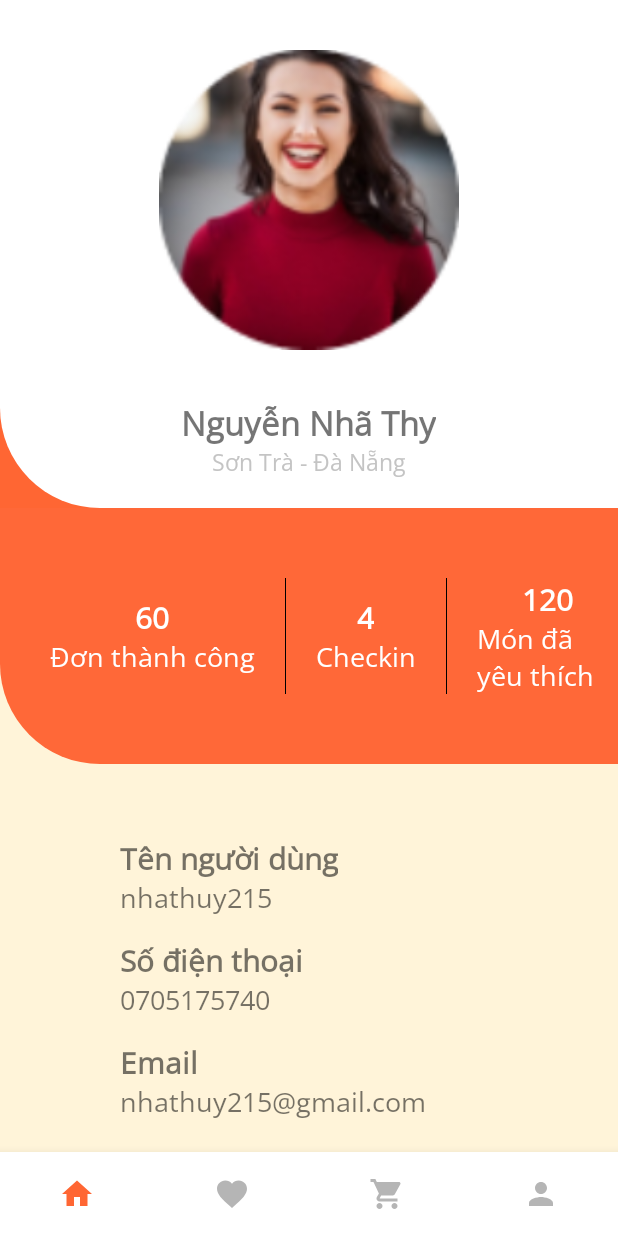
After one commit to duongmien/Android_Food_Order_App, an Android app: the layout activity_thong_tin_ca_nhan.xml on its own in the app's theme, with its tools: preview values and no code run, on a phone screen of 412 x 824 dp. The commit adds this screen. Run offline under Robolectric (Android 15) with nearby library versions, the phone set to English and light mode, and no system bars.

Commit message:
Mien update gio hang, dinh dang tien, ttcn

```diff
--- a/app/src/main/java/com/myfistapp/food_order_app/Activity/GioHang.java
+++ b/app/src/main/java/com/myfistapp/food_order_app/Activity/GioHang.java
@@ -1,9 +1,4 @@
 package com.myfistapp.food_order_app.Activity;
-
-import androidx.annotation.NonNull;
-import androidx.appcompat.app.AppCompatActivity;
-import androidx.recyclerview.widget.LinearLayoutManager;
-import androidx.recyclerview.widget.RecyclerView;
 
 import android.content.Intent;
 import android.os.Bundle;
@@ -15,12 +10,19 @@ import android.widget.RelativeLayout;
 import android.widget.TextView;
 import android.widget.Toast;
 
+import androidx.annotation.NonNull;
+import androidx.appcompat.app.AppCompatActivity;
+import androidx.recyclerview.widget.LinearLayoutManager;
+import androidx.recyclerview.widget.RecyclerView;
+
 import com.google.android.material.bottomnavigation.BottomNavigationView;
 import com.google.android.material.navigation.NavigationBarView;
 import com.myfistapp.food_order_app.Adapter.GioHangAdapter;
+import com.myfistapp.food_order_app.Helper.ManagementCart;
 import com.myfistapp.food_order_app.Interface.ChangeNumberItemsListener;
-import com.myfistapp.food_order_app.Helper.ManagementCart;
 import com.myfistapp.food_order_app.R;
+
+import java.text.DecimalFormat;
 
 public class GioHang extends AppCompatActivity {
 
@@ -73,7 +75,10 @@ public class GioHang extends AppCompatActivity {
             }
         });
     }
-
+    public static String currencyFormat(Double amount) {
+        DecimalFormat formatter = new DecimalFormat("###,###,###");
+        return formatter.format((amount));
+    }
     private void initList() {
         LinearLayoutManager linearLayoutManager = new LinearLayoutManager(this, LinearLayoutManager.VERTICAL, false);
         recyclerViewList.setLayoutManager(linearLayoutManager);
@@ -134,7 +139,7 @@ public class GioHang extends AppCompatActivity {
     private void calculateCard() {
 
         tongsanpham.setText("Tổng "+managementCart.getTotalItems()+" sản phẩm" );
-        tongtien.setText(managementCart.getTotalFee()+"đ");
+        tongtien.setText(currencyFormat(managementCart.getTotalFee())+ " VNĐ" );
     }
 
     private void initView() {
--- a/app/src/main/java/com/myfistapp/food_order_app/Activity/SanPham.java
+++ b/app/src/main/java/com/myfistapp/food_order_app/Activity/SanPham.java
@@ -13,6 +13,8 @@ import com.bumptech.glide.Glide;
 import com.myfistapp.food_order_app.Class.SanPhamDomain;
 import com.myfistapp.food_order_app.Helper.ManagementCart;
 import com.myfistapp.food_order_app.R;
+
+import java.text.DecimalFormat;
 
 public class SanPham extends AppCompatActivity {
 
@@ -33,7 +35,10 @@ public class SanPham extends AppCompatActivity {
         initView();
         getBundle();
     }
-
+    public static String currencyFormat(String amount) {
+        DecimalFormat formatter = new DecimalFormat("###,###,###");
+        return formatter.format(Double.parseDouble(amount));
+    }
     private void getBundle() {
         object = (SanPhamDomain) getIntent().getSerializableExtra("object");
 
@@ -44,7 +49,7 @@ public class SanPham extends AppCompatActivity {
                 .into(img_sanpham);
 
         txt_tensanpham.setText(object.getTensanpham());
-        txt_giasanpham.setText(object.getGiasanpham()+"đ");
+        txt_giasanpham.setText(currencyFormat(object.getGiasanpham())+" VNĐ");
         txt_danhgia.setText(object.getDanhgiasanpham());
         txt_thoigian.setText(object.getThoigian()+"phút");
         txt_kcal.setText(object.getKcal()+"kacl");
--- /dev/null
+++ b/app/src/main/java/com/myfistapp/food_order_app/Activity/ThongTinCaNhan.java
@@ -0,0 +1,54 @@
+package com.myfistapp.food_order_app.Activity;
+
+import android.content.Intent;
+import android.os.Bundle;
+import android.view.MenuItem;
+import android.widget.Toast;
+
+import androidx.annotation.NonNull;
+import androidx.appcompat.app.AppCompatActivity;
+
+import com.google.android.material.bottomnavigation.BottomNavigationView;
+import com.google.android.material.navigation.NavigationBarView;
+import com.myfistapp.food_order_app.R;
+
+public class ThongTinCaNhan extends AppCompatActivity {
+    private BottomNavigationView bottomNavigationView;
+    @Override
+    protected void onCreate(Bundle savedInstanceState) {
+        super.onCreate(savedInstanceState);
+        setContentView(R.layout.activity_thong_tin_ca_nhan);
+
+        }
+    private void bottomNavigation() {
+        bottomNavigationView = findViewById(R.id.navmenu);
+        bottomNavigationView.setSelectedItemId(R.id.nav_cart);
+        bottomNavigationView.setOnItemSelectedListener(new NavigationBarView.OnItemSelectedListener() {
+            @Override
+            public boolean onNavigationItemSelected(@NonNull MenuItem item) {
+
+                switch (item.getItemId()){
+                    case R.id.nav_home:
+                        startActivity(new Intent(ThongTinCaNhan.this, TrangChu.class));
+                        break;
+
+                    case R.id.nav_favorite:
+                        Toast.makeText(ThongTinCaNhan.this, "Favorite Page", Toast.LENGTH_SHORT).show();
+                        break;
+
+                    case R.id.nav_cart:
+                        Toast.makeText(ThongTinCaNhan.this, "Cart Page", Toast.LENGTH_SHORT).show();
+                        break;
+
+                    case R.id.nav_profile:
+                        Toast.makeText(ThongTinCaNhan.this, "Profile Page", Toast.LENGTH_SHORT).show();
+                        break;
+
+                }
+
+                return true;
+            }
+        });
+
+    }
+}
--- a/app/src/main/java/com/myfistapp/food_order_app/Class/SanPhamDomain.java
+++ b/app/src/main/java/com/myfistapp/food_order_app/Class/SanPhamDomain.java
@@ -11,6 +11,7 @@ public class SanPhamDomain implements Serializable {
     private String giasanpham;
     private int soluongdathang;
     private String danhgiasanpham;
+
 
     public SanPhamDomain(String tensanpham, String anhsanpham, String thongtinsanpham, String thoigian, String kcal, String giasanpham, String danhgiasanpham) {
         this.tensanpham = tensanpham;
--- /dev/null
+++ b/app/src/main/res/drawable/secondlayer.xml
@@ -0,0 +1,7 @@
+<?xml version="1.0" encoding="utf-8"?>
+<shape xmlns:android="http://schemas.android.com/apk/res/android">
+    <solid android:color="#FF6838"/>
+    <stroke android:width="0dp"/>
+    <corners android:bottomLeftRadius="100px"/>
+    <padding android:bottom="0dp" android:left="0dp" android:right="0dp" android:top="0dp"/>
+</shape>
--- /dev/null
+++ b/app/src/main/res/drawable/toplayer.xml
@@ -0,0 +1,7 @@
+<?xml version="1.0" encoding="utf-8"?>
+<shape xmlns:android="http://schemas.android.com/apk/res/android">
+    <solid android:color="#ffffff"/>
+    <stroke android:width="0dp"/>
+    <corners android:bottomLeftRadius="100px"/>
+    <padding android:bottom="0dp" android:left="0dp" android:right="0dp" android:top="0dp"/>
+</shape>
--- a/app/src/main/res/layout/activity_gio_hang.xml
+++ b/app/src/main/res/layout/activity_gio_hang.xml
@@ -193,6 +193,7 @@
         android:layout_centerHorizontal="true"
         android:layout_centerVertical="true"
         android:visibility="visible" />
+
     <com.google.android.material.bottomnavigation.BottomNavigationView
 
         android:id="@+id/navmenu"
--- /dev/null
+++ b/app/src/main/res/layout/activity_thong_tin_ca_nhan.xml
@@ -0,0 +1,263 @@
+<?xml version="1.0" encoding="utf-8"?>
+<RelativeLayout xmlns:android="http://schemas.android.com/apk/res/android"
+    xmlns:app="http://schemas.android.com/apk/res-auto"
+    xmlns:tools="http://schemas.android.com/tools"
+    android:layout_width="match_parent"
+    android:layout_height="match_parent"
+    tools:context=".Activity.ThongTinCaNhan">
+
+    <com.google.android.material.bottomnavigation.BottomNavigationView
+        android:id="@+id/navmenu"
+        android:layout_width="match_parent"
+        android:layout_height="wrap_content"
+        android:layout_alignParentBottom="true"
+        android:background="@color/white"
+        app:elevation="10dp"
+        app:itemIconTint="@color/custom_color_bottom_navigation"
+        app:labelVisibilityMode="unlabeled"
+        app:menu="@menu/bottom_navigation">
+    </com.google.android.material.bottomnavigation.BottomNavigationView>
+
+    <LinearLayout
+        android:layout_width="match_parent"
+        android:layout_height="match_parent"
+        android:background="#FFF4D9"
+        android:orientation="vertical">
+
+        <LinearLayout
+            android:layout_width="match_parent"
+            android:layout_height="wrap_content"
+            android:background="@color/orange"
+            android:orientation="vertical">
+
+            <LinearLayout
+                android:layout_width="match_parent"
+                android:layout_height="wrap_content"
+                android:background="@drawable/toplayer"
+                android:gravity="center"
+                android:orientation="vertical">
+
+                <ImageView
+                    android:layout_width="300px"
+                    android:layout_height="300px"
+                    android:layout_marginTop="50px"
+                    android:layout_marginBottom="50px"
+                    android:src="@drawable/img_person" />
+
+                <TextView
+                    android:layout_width="wrap_content"
+                    android:layout_height="wrap_content"
+                    android:fontFamily="@font/opensans"
+                    android:text="Nguyễn Nhã Thy"
+                    android:textSize="22sp"
+                    android:textStyle="bold" />
+
+                <TextView
+                    android:layout_width="wrap_content"
+                    android:layout_height="wrap_content"
+                    android:layout_marginBottom="20dp"
+                    android:fontFamily="@font/opensans"
+                    android:text="Sơn Trà - Đà Nẵng"
+                    android:textColor="#c4c4c4"
+                    android:textSize="15sp"
+                    android:textStyle="normal" />
+            </LinearLayout>
+        </LinearLayout>
+
+        <LinearLayout
+            android:layout_width="match_parent"
+            android:layout_height="wrap_content"
+            android:background="@drawable/secondlayer"
+            android:gravity="center"
+            android:orientation="horizontal"
+            android:paddingLeft="50px"
+            android:paddingTop="70px"
+            android:paddingBottom="70px">
+
+            <LinearLayout
+                android:layout_width="wrap_content"
+                android:layout_height="wrap_content"
+                android:gravity="center"
+                android:orientation="vertical">
+
+                <TextView
+                    android:layout_width="wrap_content"
+                    android:layout_height="wrap_content"
+                    android:text="60"
+                    android:textColor="#ffffff"
+                    android:fontFamily="@font/opensans"
+                    android:textSize="20sp"
+                    android:textStyle="bold" />
+
+                <TextView
+                    android:layout_width="wrap_content"
+                    android:layout_height="wrap_content"
+                    android:text="Đơn thành công"
+                    android:fontFamily="@font/opensans"
+                    android:textColor="#ffffff"
+                    android:textSize="18sp"
+                    android:textStyle="normal" />
+            </LinearLayout>
+
+            <View
+                android:layout_width="1px"
+                android:layout_height="match_parent"
+                android:layout_marginLeft="30px"
+                android:layout_marginRight="30px"
+                android:background="@color/black" />
+
+            <LinearLayout
+                android:layout_width="wrap_content"
+                android:layout_height="wrap_content"
+                android:gravity="center"
+                android:orientation="vertical">
+
+                <TextView
+                    android:layout_width="wrap_content"
+                    android:layout_height="wrap_content"
+                    android:text="4"
+                    android:fontFamily="@font/opensans"
+                    android:textColor="#ffffff"
+                    android:textSize="20sp"
+                    android:textStyle="bold" />
+
+                <TextView
+                    android:layout_width="wrap_content"
+                    android:layout_height="wrap_content"
+                    android:text="Checkin"
+                    android:fontFamily="@font/opensans"
+                    android:textColor="#ffffff"
+                    android:textSize="18sp"
+                    android:textStyle="normal" />
+            </LinearLayout>
+
+            <View
+                android:layout_width="1px"
+                android:layout_height="match_parent"
+                android:layout_marginLeft="30px"
+                android:layout_marginRight="30px"
+                android:background="@color/black" />
+
+            <LinearLayout
+                android:layout_width="wrap_content"
+                android:layout_height="wrap_content"
+                android:gravity="center"
+                android:orientation="vertical">
+
+                <TextView
+                    android:layout_width="wrap_content"
+                    android:layout_height="wrap_content"
+                    android:text="120"
+                    android:fontFamily="@font/opensans"
+                    android:textColor="#ffffff"
+                    android:textSize="20sp"
+                    android:textStyle="bold" />
+
+                <TextView
+                    android:layout_width="wrap_content"
+                    android:layout_height="wrap_content"
+                    android:text="Món đã yêu thích"
+                    android:fontFamily="@font/opensans"
+                    android:textColor="#ffffff"
+                    android:textSize="18sp"
+                    android:textStyle="normal" />
+            </LinearLayout>
+        </LinearLayout>
+        <LinearLayout
+            android:layout_width="match_parent"
+            android:orientation="vertical"
+            android:layout_marginLeft="120px"
+            android:paddingTop="50px"
+            android:layout_height="wrap_content">
+            <LinearLayout
+                android:orientation="vertical"
+                android:layout_width="wrap_content"
+                android:layout_height="wrap_content">
+                <TextView
+                    android:layout_marginTop="15dp"
+                    android:layout_width="wrap_content"
+                    android:layout_height="wrap_content"
+                    android:text="Tên người dùng"
+                    android:textSize="20sp"
+                    android:fontFamily="@font/opensans"
+                    android:textStyle="bold"
+                    />
+                <TextView
+                    android:layout_width="wrap_content"
+                    android:layout_height="wrap_content"
+                    android:text="nhathuy215"
+                    android:textSize="18sp"
+                    android:fontFamily="@font/opensans"
+
+                    />
+                <TextView
+                    android:layout_marginTop="15dp"
+                    android:layout_width="wrap_content"
+                    android:layout_height="wrap_content"
+                    android:text="Số điện thoại"
+                    android:textSize="20sp"
+                    android:fontFamily="@font/opensans"
+                    android:textStyle="bold"
+                    />
+                <TextView
+                    android:layout_width="wrap_content"
+                    android:layout_height="wrap_content"
+                    android:text="0705175740"
+                    android:textSize="18sp"
+                    android:fontFamily="@font/opensans"
+
+                    />
+                <TextView
+                    android:layout_marginTop="15dp"
+                    android:layout_width="wrap_content"
+                    android:layout_height="wrap_content"
+                    android:text="Email"
+                    android:textSize="20sp"
+                    android:fontFamily="@font/opensans"
+                    android:textStyle="bold"
+                    />
+                <TextView
+                    android:layout_width="wrap_content"
+                    android:layout_height="wrap_content"
+                    android:text="nhathuy215@gmail.com"
+                    android:textSize="18sp"
+                    android:fontFamily="@font/opensans"
+
+                    />
+                <TextView
+                    android:layout_marginTop="15dp"
+                    android:layout_width="wrap_content"
+                    android:layout_height="wrap_content"
+                    android:text="Ngày sinh"
+                    android:textSize="20sp"
+                    android:fontFamily="@font/opensans"
+                    android:textStyle="bold"
+                    />
+                <TextView
+                    android:layout_width="wrap_content"
+                    android:layout_height="wrap_content"
+                    android:text="21/05/2001"
+                    android:textSize="18sp"
+                    android:fontFamily="@font/opensans" />
+                <TextView
+                    android:layout_marginTop="15dp"
+                    android:layout_width="wrap_content"
+                    android:layout_height="wrap_content"
+                    android:text="Địa chỉ"
+                    android:textSize="20sp"
+                    android:fontFamily="@font/opensans"
+                    android:textStyle="bold"
+                    />
+                <TextView
+                    android:layout_width="wrap_content"
+                    android:layout_height="wrap_content"
+                    android:text="104 Hồ Nghinh - An Hải Bắc - Sơn Trà - Đà Nẵng"
+                    android:textSize="18sp"
+                    android:fontFamily="@font/opensans" />
+            </LinearLayout>
+        </LinearLayout>
+
+    </LinearLayout>
+
+
+</RelativeLayout>
```
